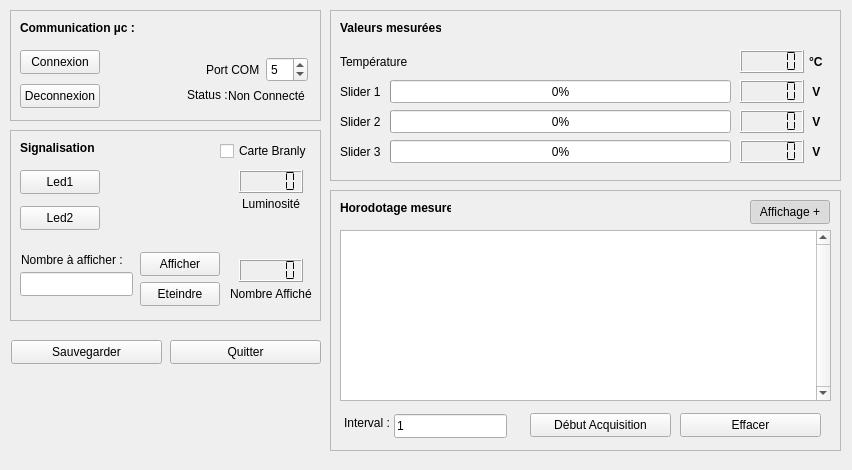
First picture: the form in ihmdanger.ui, repository VIL-CIEL/IHM-DANGER, before the edit.
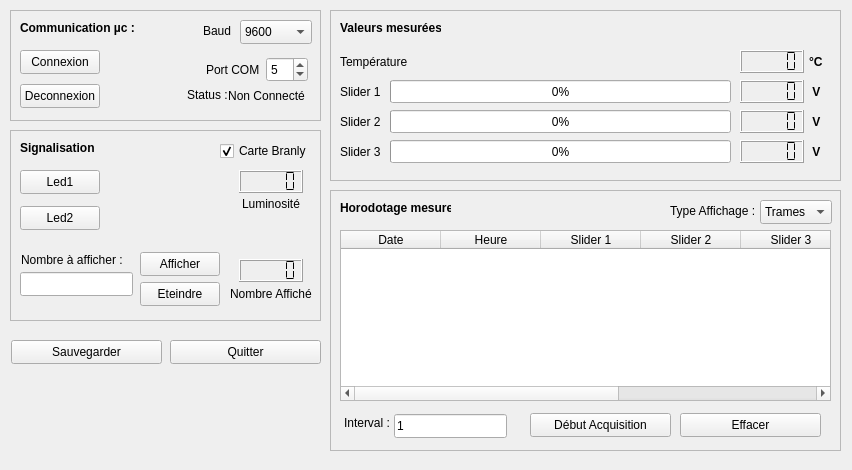
Second picture: the form after the edit.

```diff
--- a/ihmdanger.ui
+++ b/ihmdanger.ui
@@ -143,6 +143,34 @@
       <string>Port COM</string>
      </property>
     </widget>
+    <widget class="QComboBox" name="comboBox_com_baud">
+     <property name="geometry">
+      <rect>
+       <x>230</x>
+       <y>10</y>
+       <width>72</width>
+       <height>24</height>
+      </rect>
+     </property>
+     <item>
+      <property name="text">
+       <string>9600</string>
+      </property>
+     </item>
+    </widget>
+    <widget class="QLabel" name="label_com_baud">
+     <property name="geometry">
+      <rect>
+       <x>193</x>
+       <y>13</y>
+       <width>31</width>
+       <height>16</height>
+      </rect>
+     </property>
+     <property name="text">
+      <string>Baud</string>
+     </property>
+    </widget>
    </widget>
    <widget class="QFrame" name="frame_signal">
     <property name="geometry">
@@ -319,6 +347,9 @@
      <property name="text">
       <string>Carte Branly</string>
      </property>
+     <property name="checked">
+      <bool>true</bool>
+     </property>
     </widget>
    </widget>
    <widget class="QFrame" name="frame_horo">
@@ -336,25 +367,6 @@
     <property name="frameShadow">
      <enum>QFrame::Shadow::Raised</enum>
     </property>
-    <widget class="QPushButton" name="pushButton_horo_affichage_ameliore">
-     <property name="geometry">
-      <rect>
-       <x>420</x>
-       <y>10</y>
-       <width>80</width>
-       <height>24</height>
-      </rect>
-     </property>
-     <property name="text">
-      <string>Affichage +</string>
-     </property>
-     <property name="checkable">
-      <bool>true</bool>
-     </property>
-     <property name="checked">
-      <bool>true</bool>
-     </property>
-    </widget>
     <widget class="QTextEdit" name="textEdit_horo_donnee_lues">
      <property name="geometry">
       <rect>
@@ -444,6 +456,95 @@
       <string>Effacer</string>
      </property>
     </widget>
+    <widget class="QComboBox" name="comboBox_horo_type_affichage">
+     <property name="geometry">
+      <rect>
+       <x>430</x>
+       <y>10</y>
+       <width>72</width>
+       <height>24</height>
+      </rect>
+     </property>
+     <property name="currentText">
+      <string>Tableau</string>
+     </property>
+     <item>
+      <property name="text">
+       <string>Trames</string>
+      </property>
+     </item>
+     <item>
+      <property name="text">
+       <string>Liste</string>
+      </property>
+     </item>
+     <item>
+      <property name="text">
+       <string>Tableau</string>
+      </property>
+     </item>
+    </widget>
+    <widget class="QLabel" name="label_horo_type_affichage">
+     <property name="geometry">
+      <rect>
+       <x>340</x>
+       <y>11</y>
+       <width>91</width>
+       <height>20</height>
+      </rect>
+     </property>
+     <property name="text">
+      <string>Type Affichage :</string>
+     </property>
+    </widget>
+    <widget class="QTableWidget" name="tableWidget_horo_table">
+     <property name="geometry">
+      <rect>
+       <x>10</x>
+       <y>40</y>
+       <width>491</width>
+       <height>171</height>
+      </rect>
+     </property>
+     <property name="columnCount">
+      <number>7</number>
+     </property>
+     <column>
+      <property name="text">
+       <string>Date</string>
+      </property>
+     </column>
+     <column>
+      <property name="text">
+       <string>Heure</string>
+      </property>
+     </column>
+     <column>
+      <property name="text">
+       <string>Slider 1</string>
+      </property>
+     </column>
+     <column>
+      <property name="text">
+       <string>Slider 2</string>
+      </property>
+     </column>
+     <column>
+      <property name="text">
+       <string>Slider 3</string>
+      </property>
+     </column>
+     <column>
+      <property name="text">
+       <string>Temperature</string>
+      </property>
+     </column>
+     <column>
+      <property name="text">
+       <string>Luminosite</string>
+      </property>
+     </column>
+    </widget>
    </widget>
    <widget class="QFrame" name="frame_valm">
     <property name="geometry">
```
